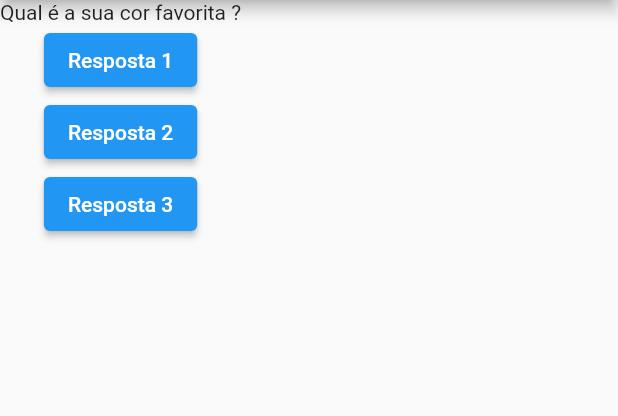
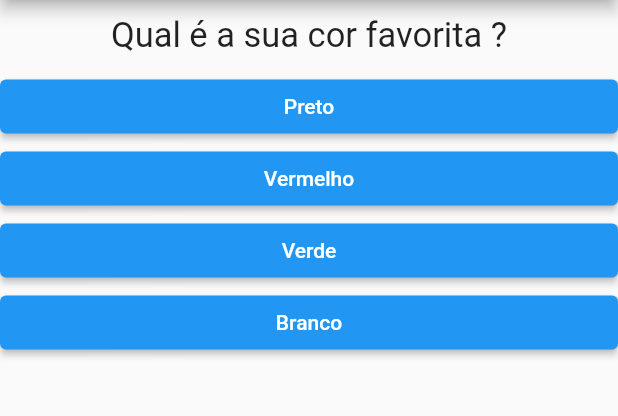
Before and after one commit to RC-Developer2022/projetos_perguntas, a Flutter app: the screen it shows after launch, on a phone screen of 412 x 824 dp, the part 84-500 px from its top. Run offline on Flutter 3.47's test engine with Material 2 defaults, Android fonts, the phone set to English and light mode, and no system bars.

```diff
--- a/lib/main.dart
+++ b/lib/main.dart
@@ -1,23 +1,61 @@
 import 'package:flutter/material.dart';
+import 'questionario.dart';
+import './resultado.dart';
 
 main() => runApp(PerguntaApp());
 
-class PerguntaAppState extends State<PerguntaApp> {
-  var perguntaSelecionada = 0;
+class _PerguntaAppState extends State<PerguntaApp> {
+  var _perguntaSelecionada = 0;
 
-  void responder() {
-    setState(() {
-      perguntaSelecionada++;
-    });
-    print('Pergunta respondida!');
+  final _perguntas = const [
+    {
+      'texto': 'Qual é a sua cor favorita ?',
+      'respostas': [
+        {'texto': 'Preto', 'nota': 10},
+        {'texto': 'Vermelho', 'nota': 5},
+        {'texto': 'Verde', 'nota': 3},
+        {'texto': 'Branco', 'nota': 1},
+      ],
+    },
+    {
+      'texto': 'Qual é o seu animal favorito ?',
+      'respostas': [
+        {'texto': 'Coelho', 'nota': 10},
+        {'texto': 'Cobra', 'nota': 5},
+        {'texto': 'Elefante', 'nota': 3},
+        {'texto': 'Leão', 'nota': 1}
+      ],
+    },
+    {
+      'texto': 'Qual é o seu instrutor favorito ?',
+      'respostas': [
+        {'texto': 'Maria', 'nota': 10},
+        {'texto': 'João', 'nota': 5},
+        {'texto': 'Leo', 'nota': 3},
+        {'texto': 'Pedro', 'nota': 1},
+      ],
+    },
+  ];
+
+  void _responder() {
+    if (temPergutnasSelecionadas) {
+      setState(() {
+        _perguntaSelecionada++;
+      });
+    }
+  }
+
+  bool get temPergutnasSelecionadas {
+    return _perguntaSelecionada < _perguntas.length;
   }
 
   @override
   Widget build(BuildContext context) {
-    final perguntas = [
-      'Qual é a sua cor favorita ?',
-      'Qual é o seu animal favorito ?',
-    ];
+    List<Map<String, Object>> respostas = temPergutnasSelecionadas
+        ? _perguntas[_perguntaSelecionada].cast()['respostas']
+            as List<Map<String, Object>>
+        : [];
+
     // ignore: prefer_const_constructors
     return MaterialApp(
       // ignore: prefer_const_constructors
@@ -25,34 +63,20 @@ class PerguntaAppState extends State<PerguntaApp> {
         appBar: AppBar(
           title: Text('Perguntas'),
         ),
-        body: Column(
-          // ignore: prefer_const_literals_to_create_immutables
-          children: <Widget>[
-            Text(perguntas[perguntaSelecionada]),
-            // ignore: prefer_const_constructors
-            ElevatedButton(
-              onPressed: responder,
-              child: Text('Resposta 1'),
-            ),
-            // ignore: prefer_const_constructors
-            ElevatedButton(
-              onPressed: responder,
-              child: Text('Resposta 2'),
-            ),
-            // ignore: prefer_const_constructors
-            ElevatedButton(
-              onPressed: responder,
-              child: const Text('Resposta 3'),
-            ),
-          ],
-        ),
+        body: temPergutnasSelecionadas
+            ? Questionario(
+                perguntas: _perguntas,
+                perguntaSelecionada: _perguntaSelecionada,
+                responder: _responder,
+              )
+            : Resultado(),
       ),
     );
   }
 }
 
 class PerguntaApp extends StatefulWidget {
-  PerguntaAppState createState() {
-    return PerguntaAppState();
+  _PerguntaAppState createState() {
+    return _PerguntaAppState();
   }
 }
--- /dev/null
+++ b/lib/questao.dart
@@ -0,0 +1,20 @@
+import 'package:flutter/material.dart';
+
+class Questao extends StatelessWidget {
+  final String texto;
+
+  Questao(this.texto);
+
+  @override
+  Widget build(BuildContext context) {
+    return Container(
+      width: double.infinity,
+      margin: EdgeInsets.all(10),
+      child: Text(
+        texto,
+        style: TextStyle(fontSize: 23),
+        textAlign: TextAlign.center,
+      ),
+    );
+  }
+}
--- /dev/null
+++ b/lib/questionario.dart
@@ -0,0 +1,37 @@
+import 'package:flutter/material.dart';
+import './questao.dart';
+import 'respostas.dart';
+
+class Questionario extends StatelessWidget {
+  final List<Map<String, Object>> perguntas;
+  final int perguntaSelecionada;
+  final void Function() responder;
+
+  Questionario({
+    required this.perguntas,
+    required this.perguntaSelecionada,
+    required this.responder,
+  });
+
+  bool get temPergutnasSelecionadas {
+    return perguntaSelecionada < perguntas.length;
+  }
+
+  @override
+  Widget build(BuildContext context) {
+    List<Map<String, Object>> respostas = temPergutnasSelecionadas
+        ? perguntas[perguntaSelecionada].cast()['respostas']
+            as List<Map<String, Object>>
+        : [];
+
+    return Column(
+      // ignore: prefer_const_literals_to_create_immutables
+      children: <Widget>[
+        Questao(perguntas[perguntaSelecionada]['texto'].toString()),
+        ...respostas
+            .map((resp) => Respostas(resp['texto'] as String, responder))
+            .toList(),
+      ],
+    );
+  }
+}
--- /dev/null
+++ b/lib/respostas.dart
@@ -0,0 +1,24 @@
+import 'package:flutter/material.dart';
+
+class Respostas extends StatelessWidget {
+  final String texto;
+
+  final void Function() quandoSelecionado;
+
+  Respostas(this.texto, this.quandoSelecionado);
+
+  @override
+  Widget build(BuildContext context) {
+    return Container(
+      width: double.infinity,
+      child: ElevatedButton(
+        child: Text(texto),
+        style: ButtonStyle(
+          backgroundColor: MaterialStateProperty.all<Color>(Colors.blue),
+          foregroundColor: MaterialStateProperty.all<Color>(Colors.white),
+        ),
+        onPressed: quandoSelecionado,
+      ),
+    );
+  }
+}
--- /dev/null
+++ b/lib/resultado.dart
@@ -0,0 +1,13 @@
+import 'package:flutter/material.dart';
+
+class Resultado extends StatelessWidget {
+  @override
+  Widget build(BuildContext context) {
+    return Center(
+      child: Text(
+        'Parabéns!',
+        style: TextStyle(fontSize: 32),
+      ),
+    );
+  }
+}
```
